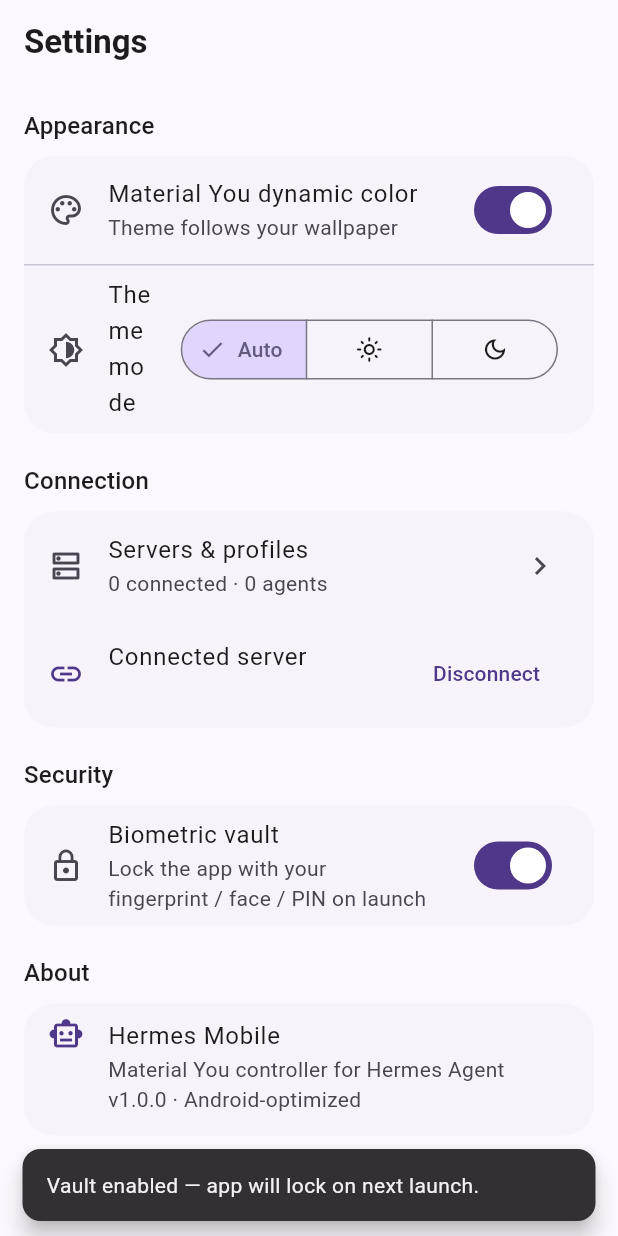
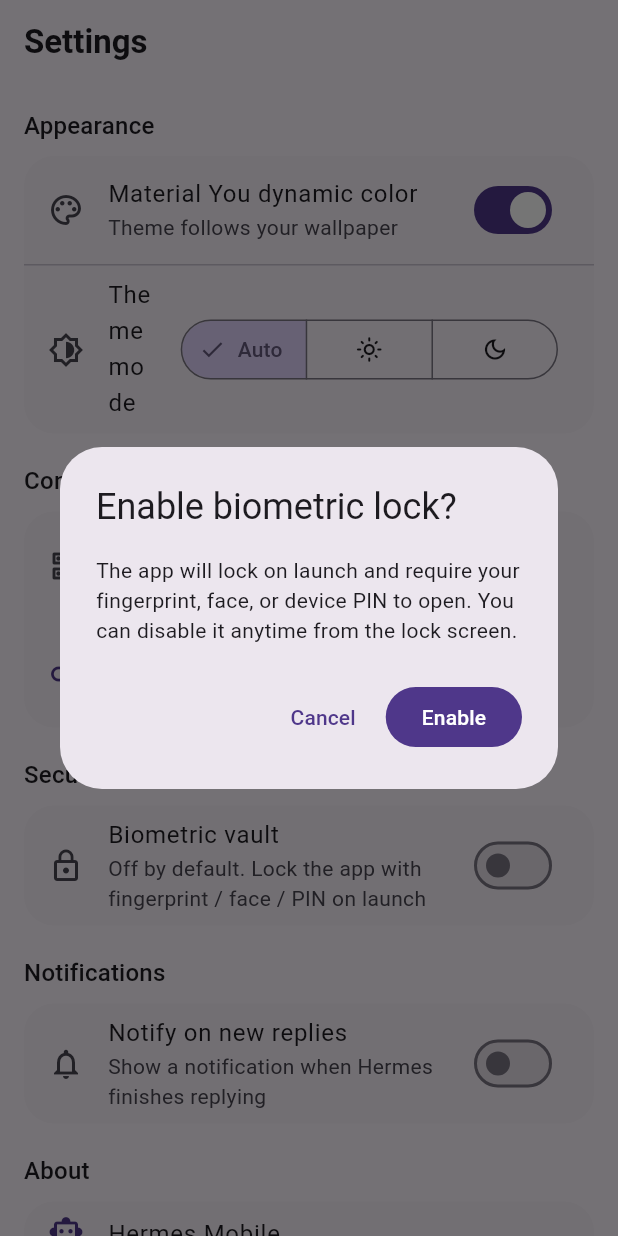
Before and after one commit to Flexingg/hermes-mobile, a Flutter app: the SettingsPage screen opened directly, after a tap on "Biometric vault", on a phone screen of 412 x 824 dp. Run offline on Flutter 3.47's test engine with Material 3 defaults, Android fonts, the phone set to English and light mode, and no system bars; drawn by our look-alikes of dynamic_color; our stand-ins replace flutter_local_notifications, flutter_markdown, flutter_secure_storage, local_auth, share_plus, shared_preferences; accounts and stored records are empty.

Commit message:
Fix Control UI + start-chat hang; opt-in vault; add reply notifications
- Control screen: replaced clunky IndexedStack+bottom button+FAB with a
  standard swipeable TabBarView; command palette and add-memory moved to
  app-bar actions
- Start-chat: no longer hangs. The sheet was popped before showing the
  progress dialog, disposing the State so the dialog never closed. Now the
  sheet stays open, navigator is captured, and dialog+sheet are popped in
  order when the real session is created
- Biometric vault: opt-in with a confirmation dialog (default off, can't be
  enabled accidentally)
- Push notifications (local layer): flutter_local_notifications wired with an
  opt-in 'Notify on new replies' toggle; notifies when an assistant reply
  completes (core library desugaring enabled for the plugin). FCM server-push
  is the next step and needs a Firebase google-services.json

```diff
--- a/lib/core/config/app_config.dart
+++ b/lib/core/config/app_config.dart
@@ -12,6 +12,7 @@ class AppConfig extends ChangeNotifier {
   static const _kSeed = 'cfg_seed';
   static const _kDynamic = 'cfg_dynamic';
   static const _kVault = 'cfg_vault';
+  static const _kNotif = 'cfg_notif';
   static const _kServerName = 'cfg_server_name';
   static const _kServerBase = 'cfg_server_base';
   static const _kServerTokenRef = 'cfg_server_token_ref';
@@ -19,6 +20,7 @@ class AppConfig extends ChangeNotifier {
   late ThemePreference _themePreference;
   late bool _dynamicColor;
   bool _vaultEnabled = false;
+  bool _notificationsEnabled = false;
   Color? _seedColor;
 
   String? _serverName;
@@ -28,6 +30,7 @@ class AppConfig extends ChangeNotifier {
   bool get dynamicColor => _dynamicColor;
   ThemePreference get themePreference => _themePreference;
   bool get vaultEnabled => _vaultEnabled;
+  bool get notificationsEnabled => _notificationsEnabled;
   Color? get seedColor => _seedColor;
 
   String? get serverName => _serverName;
@@ -45,6 +48,7 @@ class AppConfig extends ChangeNotifier {
     _themePreference = ThemePreference.values[prefs.getInt(_kTheme) ?? 0];
     _dynamicColor = prefs.getBool(_kDynamic) ?? true;
     _vaultEnabled = prefs.getBool(_kVault) ?? false;
+    _notificationsEnabled = prefs.getBool(_kNotif) ?? false;
     _serverName = prefs.getString(_kServerName);
     _serverBaseUrl = prefs.getString(_kServerBase);
     _serverTokenRef = prefs.getString(_kServerTokenRef);
@@ -120,4 +124,11 @@ class AppConfig extends ChangeNotifier {
     final p = await SharedPreferences.getInstance();
     await p.setBool(_kVault, value);
   }
+
+  Future<void> setNotificationsEnabled(bool value) async {
+    _notificationsEnabled = value;
+    notifyListeners();
+    final p = await SharedPreferences.getInstance();
+    await p.setBool(_kNotif, value);
+  }
 }
--- a/lib/features/settings/settings_page.dart
+++ b/lib/features/settings/settings_page.dart
@@ -1,6 +1,7 @@
 import 'package:flutter/material.dart';
 import 'package:provider/provider.dart';
 import '../../core/config/app_config.dart';
+import '../../core/notifications/notifications.dart';
 import '../../core/theme/app_theme.dart';
 import '../../state/app_state.dart';
 import 'servers_page.dart';
@@ -111,9 +112,31 @@ class SettingsPage extends StatelessWidget {
                   secondary: const Icon(Icons.lock_outline),
                   title: const Text('Biometric vault'),
                   subtitle: const Text(
-                      'Lock the app with your fingerprint / face / PIN on launch'),
+                      'Off by default. Lock the app with fingerprint / face / PIN on launch'),
                   value: config.vaultEnabled,
                   onChanged: (v) async {
+                    if (v) {
+                      // Confirm so it's a deliberate opt-in, never an accident.
+                      final ok = await showDialog<bool>(
+                        context: context,
+                        builder: (ctx) => AlertDialog(
+                          title: const Text('Enable biometric lock?'),
+                          content: const Text(
+                              'The app will lock on launch and require your '
+                              'fingerprint, face, or device PIN to open. '
+                              'You can disable it anytime from the lock screen.'),
+                          actions: [
+                            TextButton(
+                                onPressed: () => Navigator.pop(ctx, false),
+                                child: const Text('Cancel')),
+                            FilledButton(
+                                onPressed: () => Navigator.pop(ctx, true),
+                                child: const Text('Enable')),
+                          ],
+                        ),
+                      );
+                      if (ok != true) return;
+                    }
                     await config.setVaultEnabled(v);
                     if (!context.mounted) return;
                     if (v) {
@@ -129,13 +152,34 @@ class SettingsPage extends StatelessWidget {
             ),
           ),
           const SizedBox(height: 20),
+          Text('Notifications', style: Theme.of(context).textTheme.titleMedium),
+          const SizedBox(height: 8),
+          Card(
+            child: Column(
+              children: [
+                SwitchListTile(
+                  secondary: const Icon(Icons.notifications_outlined),
+                  title: const Text('Notify on new replies'),
+                  subtitle: const Text(
+                      'Show a notification when Hermes finishes replying'),
+                  value: config.notificationsEnabled,
+                  onChanged: (v) {
+                    if (v) NotificationsService.requestPermission();
+                    config.setNotificationsEnabled(v);
+                  },
+                ),
+              ],
+            ),
+          ),
+          const SizedBox(height: 20),
           Text('About', style: Theme.of(context).textTheme.titleMedium),
           const SizedBox(height: 8),
           Card(
             child: ListTile(
               leading: Icon(Icons.smart_toy_outlined, color: scheme.primary),
               title: const Text('Hermes Mobile'),
-              subtitle: const Text('Material You controller for Hermes Agent\nv1.0.0 · Android-optimized'),
+              subtitle: const Text(
+                  'Material You controller for Hermes Agent\nAndroid-optimized'),
               isThreeLine: true,
             ),
           ),
--- a/lib/main.dart
+++ b/lib/main.dart
@@ -1,9 +1,11 @@
 import 'package:flutter/material.dart';
 import 'app.dart';
 import 'core/config/app_config.dart';
+import 'core/notifications/notifications.dart';
 
 Future<void> main() async {
   WidgetsFlutterBinding.ensureInitialized();
+  await NotificationsService.init();
   final config = await AppConfig.load();
   runApp(HermesMobileApp(config: config));
 }
--- a/pubspec.yaml
+++ b/pubspec.yaml
@@ -16,7 +16,7 @@ publish_to: 'none' # Remove this line if you wish to publish to pub.dev
 # https://developer.apple.com/library/archive/documentation/General/Reference/InfoPlistKeyReference/Articles/CoreFoundationKeys.html
 # In Windows, build-name is used as the major, minor, and patch parts
 # of the product and file versions while build-number is used as the build suffix.
-version: 1.5.0+5
+version: 1.6.0+6
 
 environment:
   sdk: ^3.13.2
@@ -49,6 +49,7 @@ dependencies:
   url_launcher: ^6.3.2
   share_plus: ^12.0.2
   crypto: ^3.0.7
+  flutter_local_notifications: ^22.3.0
 
 dev_dependencies:
   flutter_test:
```
Also changed, not shown: lib/core/notifications/notifications.dart (added, +64 -0 lines), lib/features/chat/new_chat_sheet.dart (+10 -5 lines), lib/features/controller/controller_page.dart (+51 -31 lines), lib/state/app_state.dart (+22 -0 lines), pubspec.lock, 2 other files.
